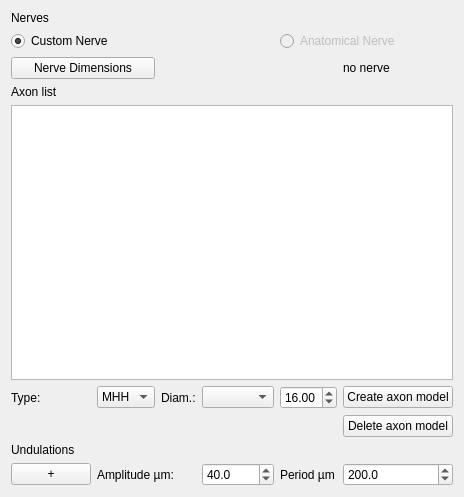
Before: the Qt Designer form ui_nerve_widget.ui in TheJRapp/PeriphNeuronStim, drawn with Qt 5.
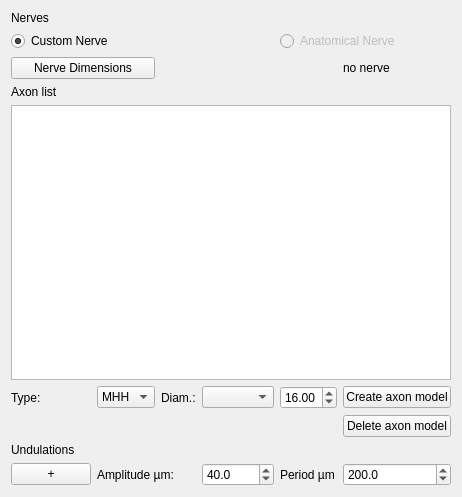
After: the same form once the commit is applied.

Diff of the .ui file:
```diff
--- a/ui_nerve_widget.ui
+++ b/ui_nerve_widget.ui
@@ -50,6 +50,18 @@
    </item>
    <item row="5" column="5">
     <widget class="QPushButton" name="create_axon_button">
+     <property name="sizePolicy">
+      <sizepolicy hsizetype="Fixed" vsizetype="Fixed">
+       <horstretch>0</horstretch>
+       <verstretch>0</verstretch>
+      </sizepolicy>
+     </property>
+     <property name="minimumSize">
+      <size>
+       <width>108</width>
+       <height>0</height>
+      </size>
+     </property>
      <property name="text">
       <string>Create axon model</string>
      </property>
@@ -121,11 +133,17 @@
    <item row="4" column="0" colspan="6">
     <widget class="QListView" name="axon_list_view">
      <property name="sizePolicy">
-      <sizepolicy hsizetype="Preferred" vsizetype="Expanding">
+      <sizepolicy hsizetype="Minimum" vsizetype="Expanding">
        <horstretch>0</horstretch>
        <verstretch>0</verstretch>
       </sizepolicy>
      </property>
+     <property name="minimumSize">
+      <size>
+       <width>426</width>
+       <height>0</height>
+      </size>
+     </property>
     </widget>
    </item>
    <item row="8" column="0">
```
